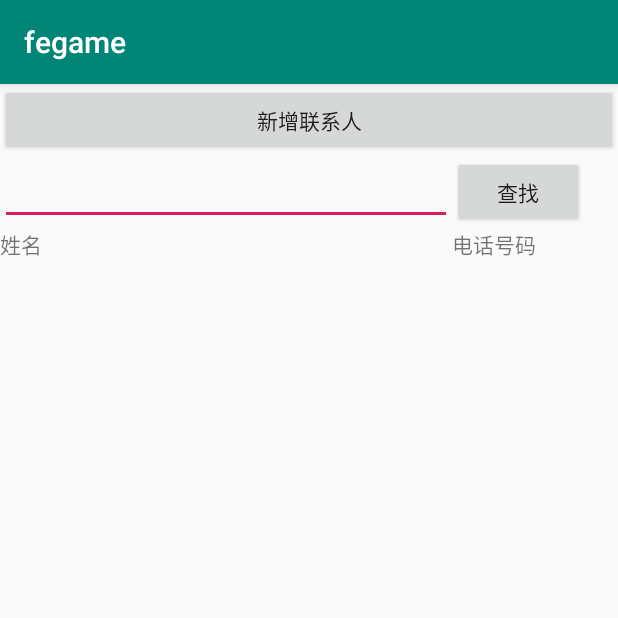
After one commit to OldManWalk/HellowAWord, an Android app: the TenActivity screen opened directly, with no data from a screen before it, on a phone screen of 412 x 824 dp, the top half of it. The commit adds this screen. Run offline under Robolectric (Android 15) with nearby library versions, the phone set to English and light mode, and no system bars.

Commit message:
实验10已完成

```diff
--- a/app/src/main/AndroidManifest.xml
+++ b/app/src/main/AndroidManifest.xml
@@ -26,6 +26,8 @@
         <activity android:name=".SevenActivity02"></activity>
         <activity android:name=".NighActivity"></activity>
         <activity android:name=".NighActivity02"></activity>
+        <activity android:name=".TenActivity"></activity>
+        <activity android:name=".AddActivity"></activity>
     </application>
 
 </manifest>
--- /dev/null
+++ b/app/src/main/java/com/example/hellowword/DbOpenHelper.java
@@ -0,0 +1,24 @@
+package com.example.hellowword;
+
+import android.content.Context;
+import android.database.sqlite.SQLiteDatabase;
+import android.database.sqlite.SQLiteOpenHelper;
+
+public class DbOpenHelper extends SQLiteOpenHelper {
+    public DbOpenHelper(Context context, String name, int version) {
+        super(context, name, null, version);
+    }
+
+    @Override
+    public void onCreate(SQLiteDatabase db) {
+        db.execSQL("create table contact (_id integer primary key autoincrement," +
+                "name varchar(10),phone varchar(15))");
+    }
+
+    @Override
+    public void onUpgrade(SQLiteDatabase db, int oldVersion, int newVersion) {
+        // 当数据库发生更新时，再此处更新数据库的表
+    }
+
+
+}
--- /dev/null
+++ b/app/src/main/java/com/example/hellowword/TenActivity.java
@@ -0,0 +1,79 @@
+package com.example.hellowword;
+
+import android.app.Activity;
+import android.content.Intent;
+import android.database.Cursor;
+import android.os.Bundle;
+import android.view.View;
+import android.widget.Button;
+import android.widget.CursorAdapter;
+import android.widget.EditText;
+import android.widget.ListView;
+import android.widget.SimpleCursorAdapter;
+
+import androidx.appcompat.app.AppCompatActivity;
+
+public class TenActivity extends AppCompatActivity {
+    private DbOpenHelper dbHelper = null;
+    protected void onCreate(Bundle savedInstanceState) {
+        super.onCreate(savedInstanceState);
+        //加载布局
+        setContentView(R.layout.activit_ten);
+        dbHelper = new DbOpenHelper(this, this.getFilesDir().toString() + "/contacts.db3", 1);
+
+        Button btn_add = findViewById(R.id.btn_add);
+        //为“新增联系人”按钮绑定监听器
+        btn_add.setOnClickListener(new View.OnClickListener() {
+            @Override
+            public void onClick(View v) {
+                Intent intent = new Intent(TenActivity.this, AddActivity.class);
+                startActivity(intent);
+            }
+        });
+
+        Button btn_find = findViewById(R.id.btn_find);
+        //为“查找”按钮绑定监听器
+        btn_find.setOnClickListener(new View.OnClickListener() {
+            @Override
+            public void onClick(View v) {
+                EditText et_find = findViewById(R.id.et_find);
+                String nameOrPhoneStr = et_find.getText().toString();
+                //执行查询操作
+                Cursor cursor = dbHelper.getReadableDatabase().rawQuery(
+                        "select * from contact where name ==?  or phone==?",
+                        new String[]{nameOrPhoneStr, nameOrPhoneStr});
+                //显示查询结果
+                inflateList(cursor);
+            }
+        });
+    }
+
+    //当前Activity从停止状态再次回到运行状态时，onStart()函数会被回调
+    @Override
+    protected void onStart() {
+        super.onStart();
+        Cursor cursor = dbHelper.getReadableDatabase()
+                .rawQuery("select * from contact", null);
+        inflateList(cursor);
+    }
+
+    //把查询结果cursor，填充显示到ListView控件中
+    private void inflateList(Cursor cursor) {
+        // 填充SimpleCursorAdapter
+        SimpleCursorAdapter adapter = new SimpleCursorAdapter(
+                TenActivity.this, R.layout.cell, cursor, new String[]{"name", "phone"},
+                new int[]{R.id.tv_Name, R.id.tv_Phone}, CursorAdapter.FLAG_REGISTER_CONTENT_OBSERVER
+        );
+        // 显示数据
+        ListView lv_show = findViewById(R.id.lv_show);
+        lv_show.setAdapter(adapter);
+    }
+
+    //当前Activity销毁前onDestroy()函数会被回调
+    @Override
+   protected void onDestroy() {
+        super.onDestroy();
+        // 退出程序时关闭MyDatabaseHelper里的SQLiteDatabase
+        dbHelper.close();
+    }
+}
--- /dev/null
+++ b/app/src/main/res/drawable/button.xml
@@ -0,0 +1,6 @@
+<?xml version="1.0" encoding="utf-8"?>
+<shape xmlns:android="http://schemas.android.com/apk/res/android" >
+    <solid android:color="#E89E66"/>
+    <corners android:radius="8dp"/>
+    <stroke android:width="2dp" android:color="#FF0000"/>
+</shape>
--- /dev/null
+++ b/app/src/main/res/layout/activit_ten.xml
@@ -0,0 +1,48 @@
+<?xml version="1.0" encoding="utf-8"?>
+<androidx.constraintlayout.widget.ConstraintLayout
+    xmlns:android="http://schemas.android.com/apk/res/android"
+    xmlns:tools="http://schemas.android.com/tools"
+    android:layout_width="match_parent"
+    android:layout_height="match_parent">
+    <TableLayout
+        android:layout_width="match_parent"
+        android:layout_height="wrap_content"
+        tools:ignore="MissingConstraints">
+        <Button
+            android:id="@+id/btn_add"
+            android:layout_width="match_parent"
+            android:layout_height="wrap_content"
+            android:text="新增联系人"/>
+        <TableRow
+            android:layout_width="match_parent"
+            android:layout_height="wrap_content">
+
+            <EditText
+                android:id="@+id/et_find"
+                android:layout_width="301dp"
+                android:layout_height="wrap_content" />
+            <Button
+                android:id="@+id/btn_find"
+                android:layout_width="match_parent"
+                android:layout_height="wrap_content"
+                android:text="查找"/>
+        </TableRow>
+        <TableRow
+            android:layout_width="match_parent"
+            android:layout_height="wrap_content">
+            <TextView
+                android:layout_width="wrap_content"
+                android:layout_height="wrap_content"
+                android:text="姓名"/>
+            <TextView
+                android:layout_width="wrap_content"
+                android:layout_height="wrap_content"
+                android:text="电话号码"/>
+        </TableRow>
+        <ListView
+            android:id="@+id/lv_show"
+            android:layout_width="match_parent"
+            android:layout_height="match_parent" />
+    </TableLayout>
+
+</androidx.constraintlayout.widget.ConstraintLayout>
--- a/app/src/main/res/layout/activity_main.xml
+++ b/app/src/main/res/layout/activity_main.xml
@@ -189,6 +189,11 @@
         android:layout_width="match_parent"
         android:layout_height="wrap_content"
         android:text="实验9" />
+    <Button
+        android:id="@+id/bt_ten"
+        android:layout_width="match_parent"
+        android:layout_height="wrap_content"
+        android:text="实验10" />
 
 
 
--- /dev/null
+++ b/app/src/main/res/layout/cell.xml
@@ -0,0 +1,24 @@
+<?xml version="1.0" encoding="utf-8"?>
+<androidx.constraintlayout.widget.ConstraintLayout
+    xmlns:android="http://schemas.android.com/apk/res/android"
+    xmlns:tools="http://schemas.android.com/tools"
+    android:layout_width="match_parent"
+    android:layout_height="match_parent">
+    <TableRow
+        android:layout_width="match_parent"
+        android:layout_height="wrap_content"
+        tools:ignore="MissingConstraints">
+
+        <TextView
+            android:id="@+id/tv_Name"
+            android:layout_width="176dp"
+            android:layout_height="wrap_content"
+            android:text="姓名" />
+
+        <TextView
+            android:id="@+id/tv_Phone"
+            android:layout_width="258dp"
+            android:layout_height="wrap_content"
+            android:text="电话号码" />
+    </TableRow>
+</androidx.constraintlayout.widget.ConstraintLayout>
```
Also changed, not shown: app/src/main/java/com/example/hellowword/AddActivity.java (added, +34 -0 lines), app/src/main/java/com/example/hellowword/MainActivity.java (+8 -0 lines), app/src/main/res/layout/activity_add.xml (added, +44 -0 lines).
